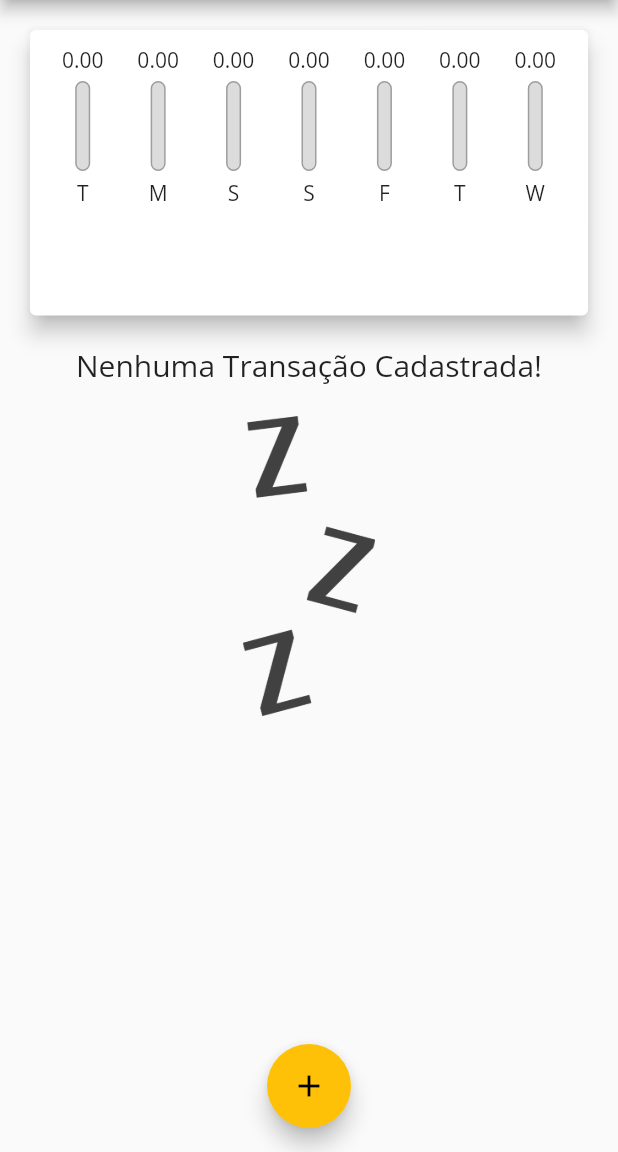
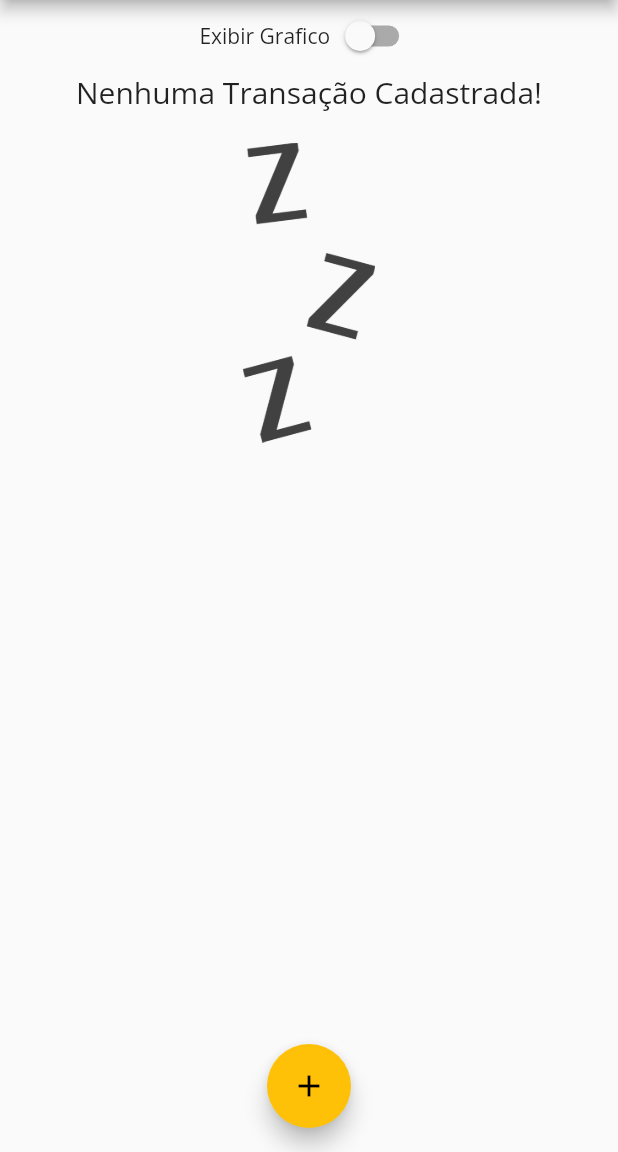
Before and after one commit to RaulSAraujo/App-Despesas-Pessoais, a Flutter app: the screen it shows after launch, on a phone screen of 412 x 824 dp, the part 84-1236 px from its top. Run offline on Flutter 3.47's test engine with Material 2 defaults, Android fonts, the phone set to English and light mode, and no system bars; missing offline and left inert: dart:ffi.

Commit message:
Modo paisagem
Inicio do modo paisagem

```diff
--- a/lib/components/chart_bar.dart
+++ b/lib/components/chart_bar.dart
@@ -13,14 +13,18 @@ class ChartBar extends StatelessWidget {
 
   @override
   Widget build(BuildContext context) {
-    return Column(
+    return LayoutBuilder(
+      builder: (ctx, constraints) => Column(
         children: <Widget>[
-        FittedBox(
+          Container(
+            height: constraints.maxHeight * 0.15,
+            child: FittedBox(
               child: Text('${value.toStringAsFixed(2)}'),
             ),
-        SizedBox(height: 5),
+          ),
+          SizedBox(height: constraints.maxHeight * 0.05),
           Container(
-          height: 60,
+            height: constraints.maxHeight * 0.6,
             width: 10,
             child: Stack(
               alignment: Alignment.bottomCenter,
@@ -47,9 +51,15 @@ class ChartBar extends StatelessWidget {
               ],
             ),
           ),
-        SizedBox(height: 5),
-        Text(label),
+          SizedBox(height: constraints.maxHeight * 0.05),
+          Container(
+            height: constraints.maxHeight * 0.15,
+            child: FittedBox(
+              child: Text(label),
+            ),
+          ),
         ],
+      ),
     );
   }
 }
--- a/lib/main.dart
+++ b/lib/main.dart
@@ -34,6 +34,7 @@ class MyHomePage extends StatefulWidget {
 
 class _MyHomePageState extends State<MyHomePage> {
   final List<Transaction> _transactions = [];
+  bool _showChart = false;
 
   List<Transaction> get _recentTransactions {
     return _transactions.where((tr) {
@@ -99,14 +100,29 @@ class _MyHomePageState extends State<MyHomePage> {
         child: Column(
           crossAxisAlignment: CrossAxisAlignment.stretch,
           children: <Widget>[
-            Container(
-              height: availabelHeight * 0.3,
-              child: Chart(_recentTransactions),
+            Row(
+              mainAxisAlignment: MainAxisAlignment.center,
+              children: [
+                Text('Exibir Grafico'),
+                Switch(
+                  value: _showChart,
+                  onChanged: (value) {
+                    setState(() {
+                      _showChart = value;
+                    });
+                  },
+                ),
+              ],
             ),
-            Container(
-              height: availabelHeight * 0.7,
-              child: TransactionList(_transactions, _removeTransaction),
-            ),
+            _showChart
+                ? Container(
+                    height: availabelHeight * 0.25,
+                    child: Chart(_recentTransactions),
+                  )
+                : Container(
+                    height: availabelHeight * 0.75,
+                    child: TransactionList(_transactions, _removeTransaction),
+                  ),
           ],
         ),
       ),
```
Also changed, not shown: img-projeto/Tela.png (added), img-projeto/Tela2.png (added). Lines whose indentation alone changed are shown as unchanged.
